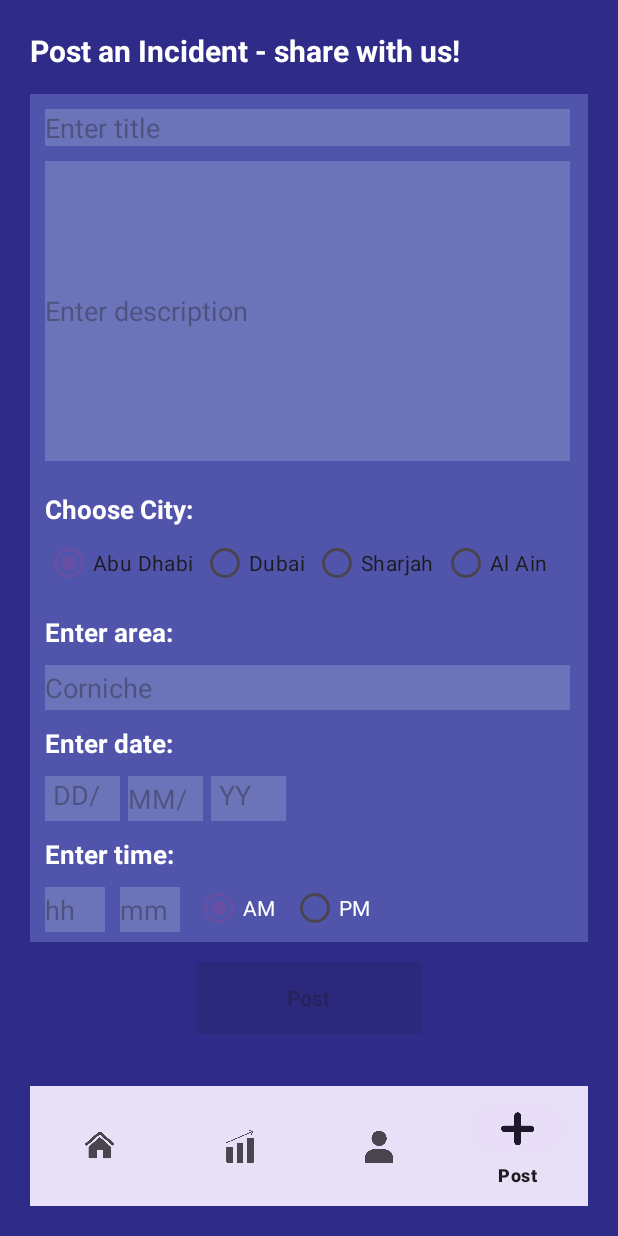
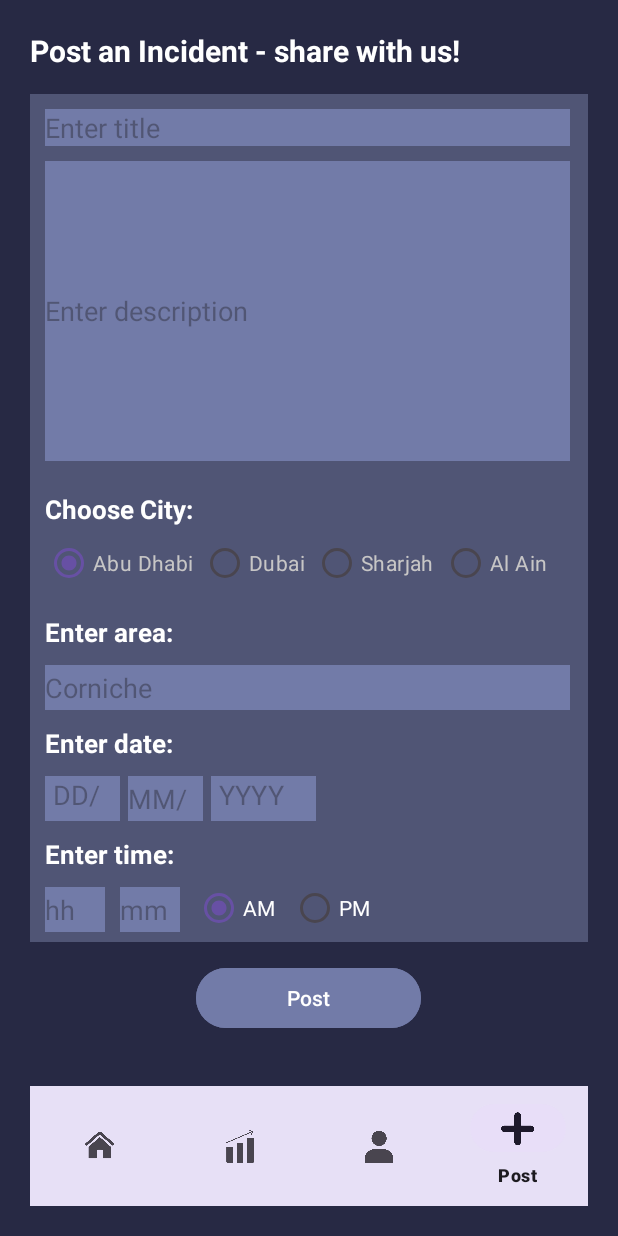
Before and after one commit to OmniaOsama03/HerVoice-Women-Safety-App, an Android app: the HomePageActivity screen opened directly, with no data from a screen before it, item 4 of the bottom bar chosen, on a phone screen of 412 x 824 dp. Run offline under Robolectric (Android 15) with nearby library versions, the phone set to English and light mode, and no system bars; our stand-ins replace navigation-ui.

Commit message:
Final Bug fixes

```diff
--- a/app/src/main/java/omnia/adu/ac/ae/hervoice/HomePageActivity.java
+++ b/app/src/main/java/omnia/adu/ac/ae/hervoice/HomePageActivity.java
@@ -49,14 +49,14 @@ public class HomePageActivity extends AppCompatActivity {
         applyFilterBtn = findViewById(R.id.applyFilterBtn);
         clearFilterBtn = findViewById(R.id.clearFilterBtn);
         postsContainer = findViewById(R.id.postsContainer);
+        viewPostsBtn = findViewById(R.id.viewPostsBtn);
 
         int userId = SessionManager.getInstance().getCurrentUserId();
         DatabaseManager db = DatabaseManager.getInstance(this);
-        viewPostsBtn = findViewById(R.id.viewPostsBtn);
+
 
         String fullName = db.getUserFullNameById(userId);
         int postCount = db.getPostCountByUserId(userId);
-
 
         welcomeText.setText("Hello, " + fullName);
         postCountText.setText("You have " + postCount + " posts");
@@ -111,7 +111,8 @@ public class HomePageActivity extends AppCompatActivity {
             noResultsText.setText("    ");
         }
 
-        for (Post post : posts) {
+        for (Post post : posts)
+        {
             LinearLayout card = new LinearLayout(this);
 
             card.setOrientation(LinearLayout.VERTICAL);
@@ -120,7 +121,7 @@ public class HomePageActivity extends AppCompatActivity {
 
             LinearLayout.LayoutParams layoutParams = new LinearLayout.LayoutParams(
                     ViewGroup.LayoutParams.MATCH_PARENT,
-                    600 // ViewGroup.LayoutParams.WRAP_CONTENT
+                    600
             );
 
             layoutParams.setMargins(0, 0, 0, 32);
--- a/app/src/main/java/omnia/adu/ac/ae/hervoice/LoginActivity.java
+++ b/app/src/main/java/omnia/adu/ac/ae/hervoice/LoginActivity.java
@@ -62,11 +62,13 @@ public class LoginActivity extends AppCompatActivity {
 
                 boolean success = db.loginUser(email, password);
 
-                if (success) {
+                if (success)
+                {
                     Toast.makeText(LoginActivity.this, "Login successful!", Toast.LENGTH_SHORT).show();
                     startActivity(new Intent(LoginActivity.this, HomePageActivity.class));
                     finish();
-                } else {
+                } else
+                {
                     passwordValidation.setText("Incorrect email or password.");
                 }
             }
--- a/app/src/main/res/layout/activity_post.xml
+++ b/app/src/main/res/layout/activity_post.xml
@@ -2,7 +2,7 @@
     android:layout_width="match_parent"
     android:layout_height="match_parent"
     android:padding="20dp"
-    android:background="#2F2B88">
+    android:background="#272944">
 
 
     <fragment
@@ -32,7 +32,7 @@
         android:layout_below="@+id/heading"
         android:layout_marginTop="15dp"
         android:layout_centerHorizontal="true"
-        android:background="#5055AB"/>
+        android:background="#505575"/>
 
 
     <!--    Title Input-->
@@ -44,7 +44,7 @@
         android:hint="Enter title"
         android:layout_marginTop="25dp"
         android:layout_marginLeft="10dp"
-        android:background="@color/light_purple"
+        android:background="#727BA8"
         android:textColor="@color/white"/>
 
     <!--    Description Input-->
@@ -56,7 +56,7 @@
         android:hint="Enter description"
         android:layout_marginTop="10dp"
         android:layout_marginLeft="10dp"
-        android:background="@color/light_purple"
+        android:background="#727BA8"
         android:textColor="@color/white"/>
 
 
@@ -89,12 +89,14 @@
             android:layout_width="wrap_content"
             android:layout_height="wrap_content"
             android:text="Abu Dhabi"
+            android:textColor="@color/grey"
             android:checked="true"/>
         <RadioButton
             android:id="@+id/dubaiRB"
             android:layout_width="wrap_content"
             android:layout_height="wrap_content"
             android:layout_marginLeft="5dp"
+            android:textColor="@color/grey"
             android:text="Dubai"/>
 
         <RadioButton
@@ -102,6 +104,7 @@
             android:layout_width="wrap_content"
             android:layout_height="wrap_content"
             android:text="Sharjah"
+            android:textColor="@color/grey"
             android:layout_marginLeft="5dp" />
 
         <RadioButton
@@ -109,6 +112,7 @@
             android:layout_width="wrap_content"
             android:layout_height="wrap_content"
             android:text="Al Ain"
+            android:textColor="@color/grey"
             android:layout_marginLeft="5dp"/>
 
     </RadioGroup>
@@ -137,7 +141,7 @@
         android:hint="Corniche"
         android:layout_marginTop="10dp"
         android:layout_marginLeft="10dp"
-        android:background="@color/light_purple"
+        android:background="#727BA8"
         android:textColor="@color/white"/>
 
     <!--    date-->
@@ -166,7 +170,7 @@
         android:layout_marginLeft="10dp"
         android:padding="5dp"
         android:inputType="number"
-        android:background="@color/light_purple"
+        android:background="#727BA8"
         android:textColor="@color/white"/>
     <EditText
         android:id="@+id/monthET"
@@ -178,20 +182,20 @@
         android:layout_marginLeft="5dp"
         android:layout_toRightOf="@+id/dayET"
         android:inputType="number"
-        android:background="@color/light_purple"
+        android:background="#727BA8"
         android:textColor="@color/white"/>
     <EditText
         android:id="@+id/yearET"
-        android:layout_width="50dp"
+        android:layout_width="70dp"
         android:layout_height="30dp"
         android:layout_below="@id/dateTV"
-        android:hint="YY"
+        android:hint="YYYY"
         android:layout_marginTop="10dp"
         android:layout_marginLeft="5dp"
         android:layout_toRightOf="@+id/monthET"
         android:padding="5dp"
         android:inputType="number"
-        android:background="@color/light_purple"
+        android:background="#727BA8"
         android:textColor="@color/white"/>
 
 
@@ -219,7 +223,7 @@
         android:layout_marginTop="10dp"
         android:layout_marginLeft="10dp"
         android:inputType="number"
-        android:background="@color/light_purple"
+        android:background="#727BA8"
         android:textColor="@color/white"/>
     <EditText
         android:id="@+id/timeMinET"
@@ -231,7 +235,7 @@
         android:layout_marginTop="10dp"
         android:layout_marginLeft="10dp"
         android:inputType="number"
-        android:background="@color/light_purple"
+        android:background="#727BA8"
         android:textColor="@color/white"/>
 
     <!--    Time Input Radiobuttons-->
@@ -272,7 +276,8 @@
         android:text="Post"
         android:layout_centerHorizontal="true"
         android:enabled="false"
-        android:background="@color/dark_purple"/>
+        android:backgroundTint="#727BA8"
+        android:textColor="@color/white"/>
 
 
 
```
Also changed, not shown: app/src/main/java/omnia/adu/ac/ae/hervoice/EditProfileActivity.java (+89 -15 lines), app/src/main/java/omnia/adu/ac/ae/hervoice/First3Fragment.java (deleted, +0 -44 lines), app/src/main/java/omnia/adu/ac/ae/hervoice/OTPActivity.java (+15 -9 lines), app/src/main/java/omnia/adu/ac/ae/hervoice/PostActivity.java (+33 -3 lines), app/src/main/java/omnia/adu/ac/ae/hervoice/Second3Fragment.java (deleted, +0 -44 lines), app/src/main/res/layout/activity_edit_profile.xml (+41 -8 lines), app/src/main/res/layout/content_incident.xml (deleted, +0 -19 lines), app/src/main/res/layout/fragment_first3.xml (deleted, +0 -35 lines), app/src/main/res/layout/fragment_second3.xml (deleted, +0 -35 lines), app/src/main/res/navigation/nav_graph3.xml (deleted, +0 -28 lines).
